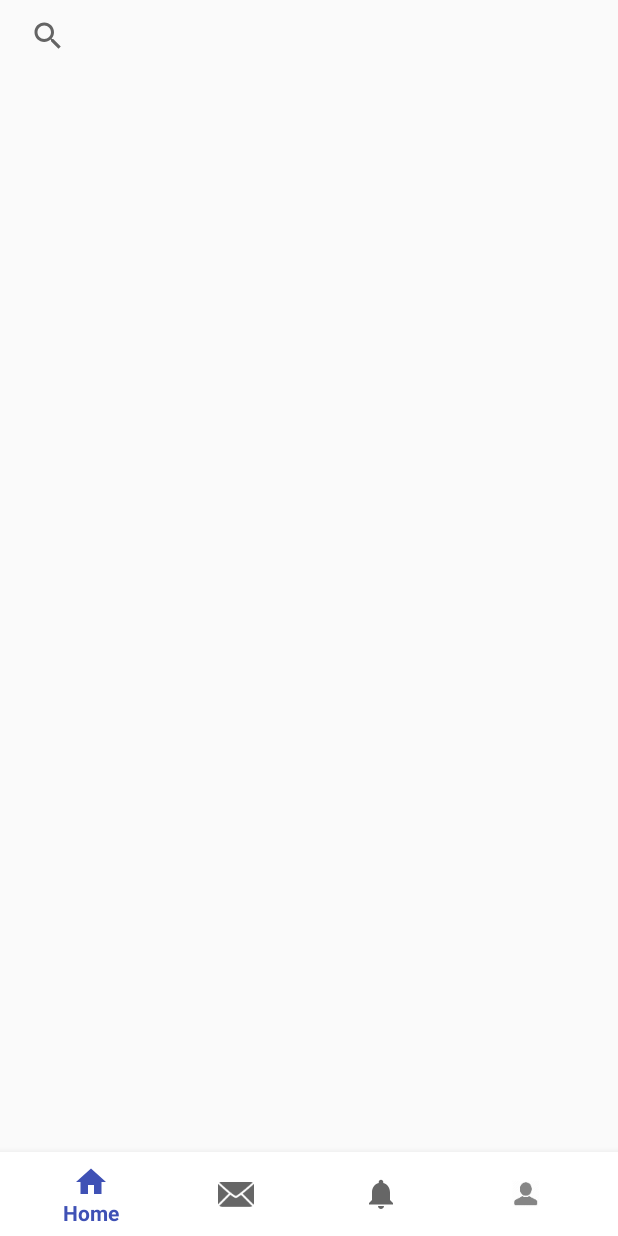
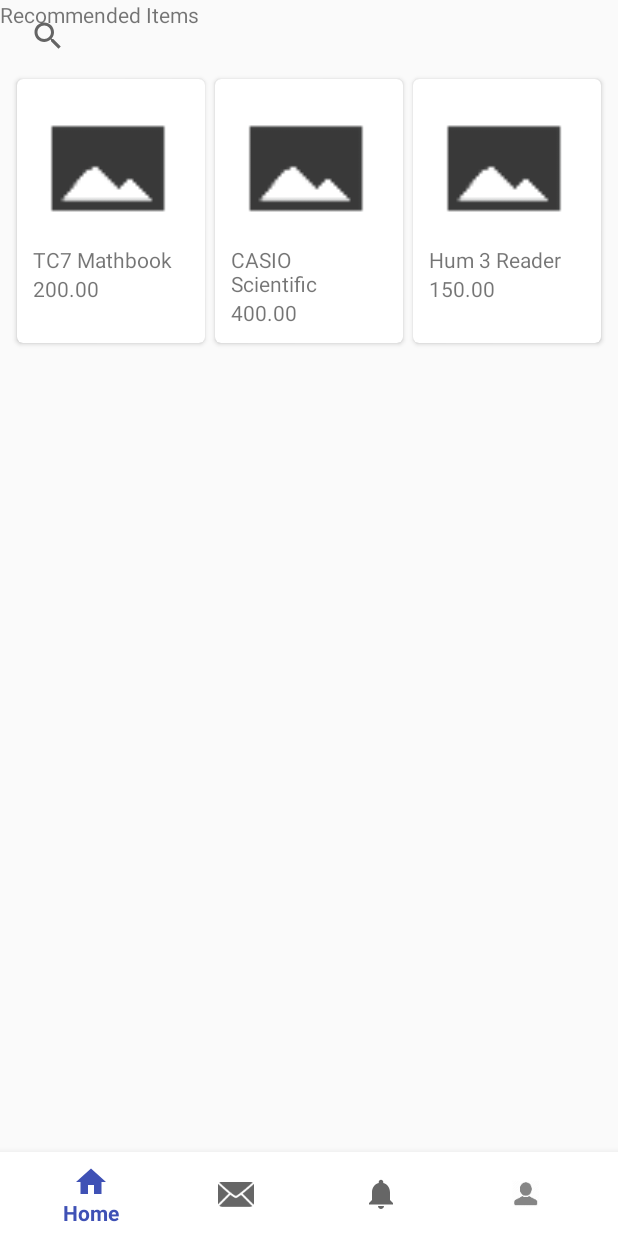
Before and after one commit to mazefernandez/uplbtrade, an Android app: the HomeActivity screen opened directly, with no data from a screen before it, on a phone screen of 412 x 824 dp. Before the commit the screen is almost empty. Run offline under Robolectric (Android 15) with nearby library versions, the phone set to English and light mode, and no system bars.

Commit message:
Add Home Search and Item Cards

```diff
--- a/app/src/main/java/com/mazefernandez/uplbtrade/activities/HomeActivity.java
+++ b/app/src/main/java/com/mazefernandez/uplbtrade/activities/HomeActivity.java
@@ -5,6 +5,8 @@ import android.support.annotation.NonNull;
 import android.support.design.widget.BottomNavigationView;
 import android.support.v7.app.AppCompatActivity;
 import android.os.Bundle;
+import android.support.v7.widget.GridLayoutManager;
+import android.support.v7.widget.RecyclerView;
 import android.view.MenuItem;
 import android.view.View;
 import android.widget.Button;
@@ -16,6 +18,10 @@ import com.google.android.gms.tasks.OnCompleteListener;
 import com.google.android.gms.tasks.Task;
 import com.mazefernandez.uplbtrade.R;
 import com.mazefernandez.uplbtrade.adapters.GoogleAccountAdapter;
+import com.mazefernandez.uplbtrade.adapters.ItemAdapter;
+import com.mazefernandez.uplbtrade.models.Item;
+
+import java.util.ArrayList;
 
 import static com.mazefernandez.uplbtrade.adapters.GoogleAccountAdapter.GOOGLE_ACCOUNT;
 
@@ -25,16 +31,29 @@ public class HomeActivity extends AppCompatActivity {
     private GoogleAccountAdapter googleAdapter = new GoogleAccountAdapter();
     private Button signOut;
 
+    private RecyclerView recyclerView;
+    private ArrayList<Item> itemArrayList;
+    private ItemAdapter itemAdapter;
+
     @Override
     protected void onCreate(Bundle savedInstanceState) {
         super.onCreate(savedInstanceState);
         setContentView(R.layout.activity_home);
-       // SearchView homeSearch = findViewById(R.id.home_search);
+        SearchView homeSearch = findViewById(R.id.home_search);
+        recyclerView = findViewById(R.id.recycler_view);
         Button signOut = findViewById(R.id.sign_out);
 
         /* Configure Google Sign in */
         final GoogleSignInClient googleSIC = googleAdapter.configureGoogleSIC(this);
         final GoogleSignInAccount account = getIntent().getParcelableExtra(GOOGLE_ACCOUNT);
+
+        /* Show customer items */
+        itemArrayList = new ArrayList<>();
+        itemAdapter = new ItemAdapter(itemArrayList);
+        displayItems(itemArrayList);
+        RecyclerView.LayoutManager layoutManager = new GridLayoutManager(HomeActivity.this,3);
+        recyclerView.setLayoutManager(layoutManager);
+        recyclerView.setAdapter(itemAdapter);
 
         /* Navigation bar */
         BottomNavigationView navigation = findViewById(R.id.navigation);
@@ -73,4 +92,10 @@ public class HomeActivity extends AppCompatActivity {
         });
     }
 
+    /* Display customer's items */
+    private void displayItems(ArrayList itemArrayList) {
+        itemArrayList.add(new Item(1,"TC7 Mathbook","",200.00, null,"Used but good",1));
+        itemArrayList.add(new Item(2,"CASIO Scientific Calculator","",400.00, null,"Old",1));
+        itemArrayList.add(new Item(3,"Hum 3 Reader","",150.00, null,"Never used",1));
+    }
 }
--- a/app/src/main/res/layout/activity_home.xml
+++ b/app/src/main/res/layout/activity_home.xml
@@ -5,6 +5,46 @@
     android:layout_width="match_parent"
     android:layout_height="match_parent"
     tools:context=".activities.HomeActivity">
+
+    <TextView
+        android:layout_width="wrap_content"
+        android:layout_height="wrap_content"
+        android:text="Recommended Items"/>
+
+    <SearchView
+        android:id="@+id/home_search"
+        android:layout_width="match_parent"
+        android:layout_height="wrap_content"
+        android:layout_marginEnd="8dp"
+        android:layout_marginLeft="8dp"
+        android:layout_marginRight="8dp"
+        android:layout_marginStart="8dp"
+        android:queryHint="@string/search"
+        app:layout_constraintEnd_toEndOf="parent"
+        app:layout_constraintStart_toStartOf="parent" />
+    <Button
+        android:id="@+id/sign_out"
+        android:layout_width="80dp"
+        android:layout_height="39dp"
+        android:layout_marginEnd="8dp"
+        android:layout_marginRight="8dp"
+        android:text="@string/SignOut"
+        android:textSize="12sp"
+        android:visibility="invisible"/>
+
+    <android.support.v7.widget.RecyclerView
+        android:id="@+id/recycler_view"
+        android:layout_width="0dp"
+        android:layout_height="0dp"
+        android:layout_marginEnd="8dp"
+        android:layout_marginLeft="8dp"
+        android:layout_marginRight="8dp"
+        android:layout_marginStart="8dp"
+        app:layout_constraintBottom_toTopOf="@+id/navigation"
+        app:layout_constraintEnd_toEndOf="parent"
+        app:layout_constraintHorizontal_bias="1.0"
+        app:layout_constraintStart_toStartOf="parent"
+        app:layout_constraintTop_toBottomOf="@id/home_search" />
 
     <android.support.design.widget.BottomNavigationView xmlns:android="http://schemas.android.com/apk/res/android"
         xmlns:app="http://schemas.android.com/apk/res-auto"
@@ -18,24 +58,4 @@
         app:layout_constraintRight_toRightOf="parent"
         app:menu="@menu/navigation" />
 
-    <SearchView
-        android:id="@+id/home_search"
-        android:layout_width="match_parent"
-        android:layout_height="wrap_content"
-        android:layout_marginEnd="8dp"
-        android:layout_marginLeft="8dp"
-        android:layout_marginRight="8dp"
-        android:layout_marginStart="8dp"
-        app:layout_constraintEnd_toEndOf="parent"
-        app:layout_constraintStart_toStartOf="parent" />
-    <Button
-        android:id="@+id/sign_out"
-        android:layout_width="80dp"
-        android:layout_height="39dp"
-        android:layout_marginEnd="8dp"
-        android:layout_marginRight="8dp"
-        android:text="@string/SignOut"
-        android:textSize="12sp"
-        android:visibility="invisible"/>
-
 </android.support.constraint.ConstraintLayout>
```
